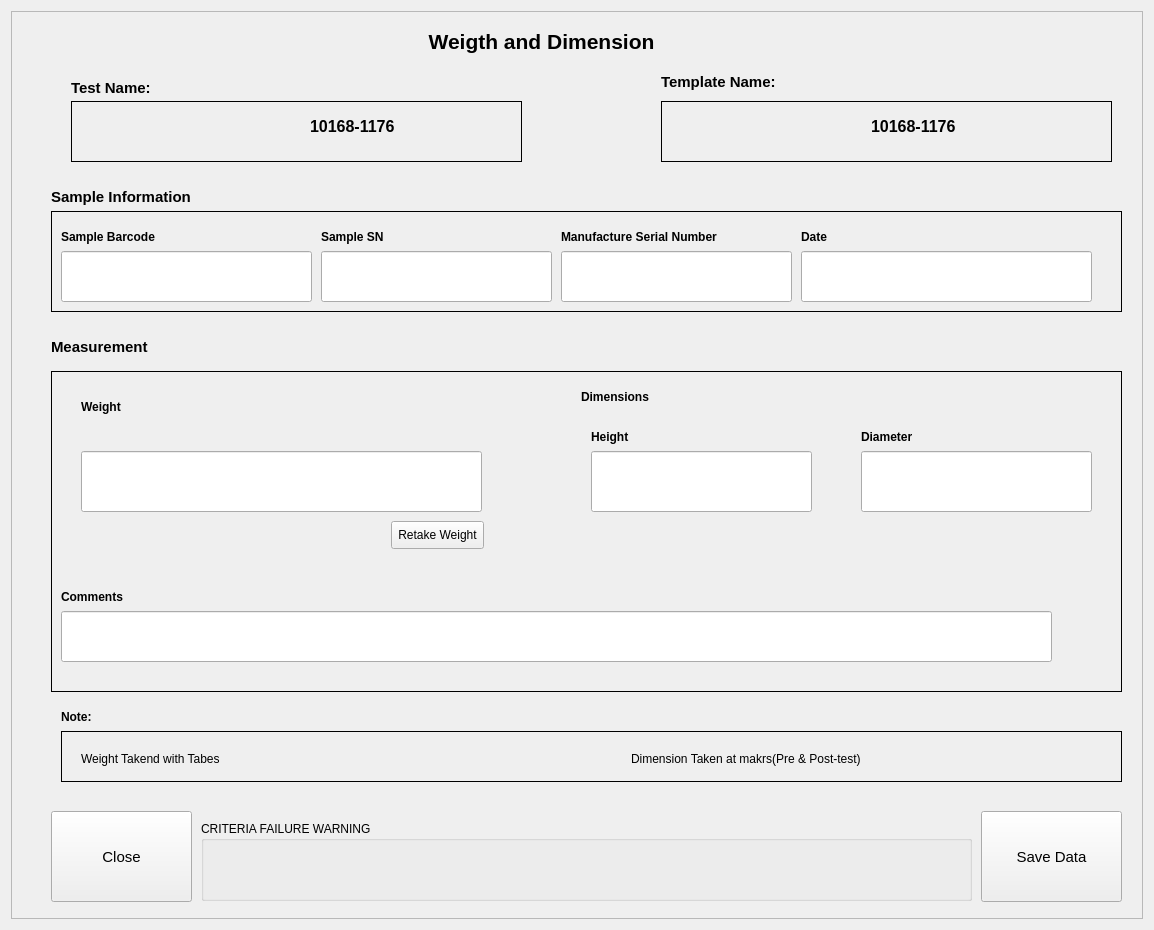
Before: the Qt Designer form RGui_Screening_DataCollection.ui in wa26532977/WnDtesting, drawn with Qt 5.
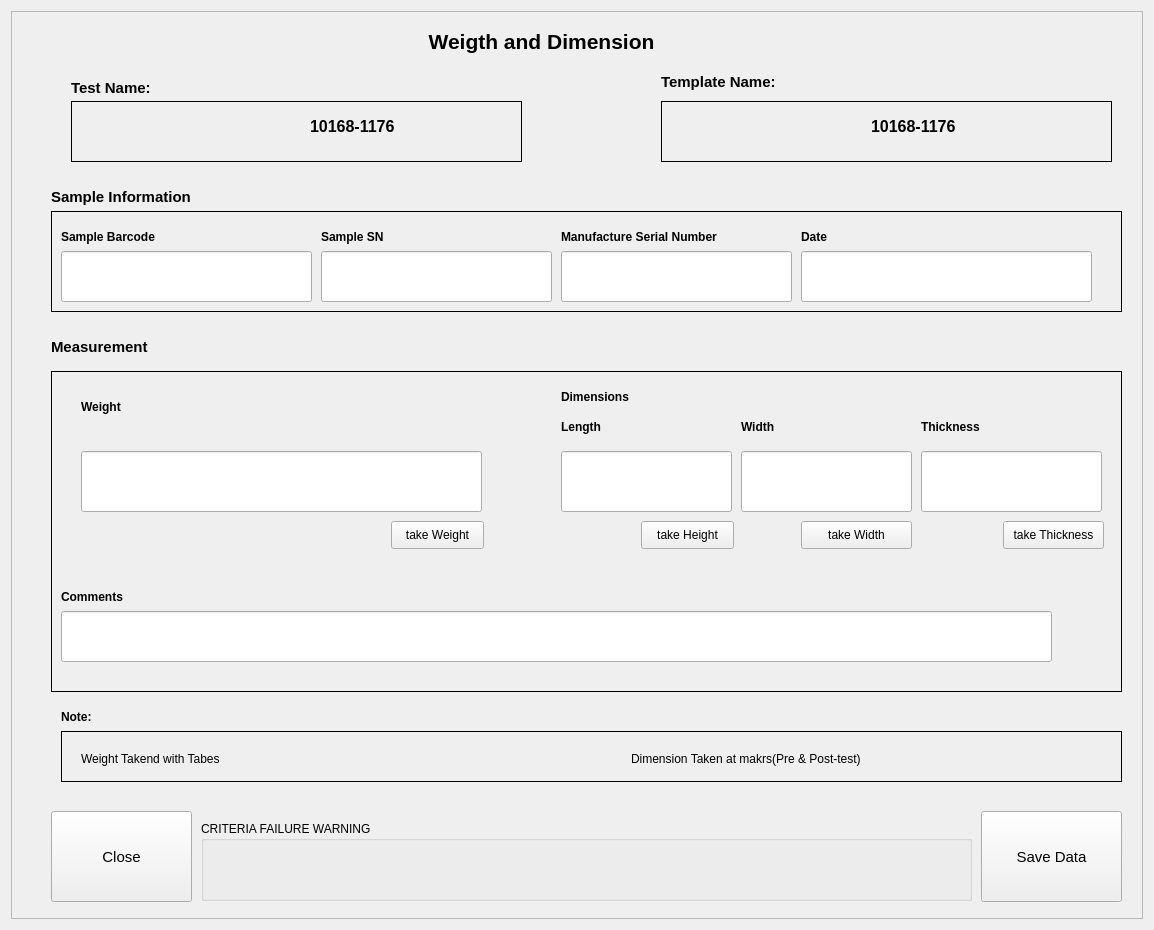
After: the same form once the commit is applied.

Commit message: Gui live data

Diff of the .ui file:
```diff
--- a/RGui_Screening_DataCollection.ui
+++ b/RGui_Screening_DataCollection.ui
@@ -424,9 +424,9 @@
        </property>
        <property name="geometry">
         <rect>
-         <x>540</x>
+         <x>510</x>
          <y>80</y>
-         <width>221</width>
+         <width>171</width>
          <height>61</height>
         </rect>
        </property>
@@ -439,7 +439,7 @@
       <widget class="QLabel" name="label_11">
        <property name="geometry">
         <rect>
-         <x>530</x>
+         <x>510</x>
          <y>10</y>
          <width>241</width>
          <height>31</height>
@@ -496,7 +496,7 @@
         </rect>
        </property>
        <property name="text">
-        <string>Retake Weight</string>
+        <string>take Weight</string>
        </property>
        <property name="autoDefault">
         <bool>false</bool>
@@ -505,8 +505,8 @@
       <widget class="QLabel" name="label_37">
        <property name="geometry">
         <rect>
-         <x>540</x>
-         <y>50</y>
+         <x>510</x>
+         <y>40</y>
          <width>161</width>
          <height>31</height>
         </rect>
@@ -519,14 +519,14 @@
         </font>
        </property>
        <property name="text">
-        <string>Height</string>
+        <string>Length</string>
        </property>
       </widget>
       <widget class="QLabel" name="label_38">
        <property name="geometry">
         <rect>
-         <x>810</x>
-         <y>50</y>
+         <x>690</x>
+         <y>40</y>
          <width>161</width>
          <height>31</height>
         </rect>
@@ -539,7 +539,7 @@
         </font>
        </property>
        <property name="text">
-        <string>Diameter</string>
+        <string>Width</string>
        </property>
       </widget>
       <widget class="QLineEdit" name="lineEdit_8">
@@ -548,9 +548,9 @@
        </property>
        <property name="geometry">
         <rect>
-         <x>810</x>
+         <x>690</x>
          <y>80</y>
-         <width>231</width>
+         <width>171</width>
          <height>61</height>
         </rect>
        </property>
@@ -560,6 +560,92 @@
         </font>
        </property>
       </widget>
+      <widget class="QPushButton" name="pushButton_4">
+       <property name="geometry">
+        <rect>
+         <x>590</x>
+         <y>150</y>
+         <width>93</width>
+         <height>28</height>
+        </rect>
+       </property>
+       <property name="text">
+        <string>take Height</string>
+       </property>
+       <property name="autoDefault">
+        <bool>false</bool>
+       </property>
+      </widget>
+      <widget class="QPushButton" name="pushButton_5">
+       <property name="geometry">
+        <rect>
+         <x>750</x>
+         <y>150</y>
+         <width>111</width>
+         <height>28</height>
+        </rect>
+       </property>
+       <property name="text">
+        <string>take Width</string>
+       </property>
+       <property name="autoDefault">
+        <bool>false</bool>
+       </property>
+      </widget>
+      <widget class="QLabel" name="label_39">
+       <property name="geometry">
+        <rect>
+         <x>870</x>
+         <y>40</y>
+         <width>161</width>
+         <height>31</height>
+        </rect>
+       </property>
+       <property name="font">
+        <font>
+         <pointsize>9</pointsize>
+         <weight>75</weight>
+         <bold>true</bold>
+        </font>
+       </property>
+       <property name="text">
+        <string>Thickness</string>
+       </property>
+      </widget>
+      <widget class="QLineEdit" name="lineEdit_9">
+       <property name="enabled">
+        <bool>true</bool>
+       </property>
+       <property name="geometry">
+        <rect>
+         <x>870</x>
+         <y>80</y>
+         <width>181</width>
+         <height>61</height>
+        </rect>
+       </property>
+       <property name="font">
+        <font>
+         <pointsize>11</pointsize>
+        </font>
+       </property>
+      </widget>
+      <widget class="QPushButton" name="pushButton_6">
+       <property name="geometry">
+        <rect>
+         <x>952</x>
+         <y>150</y>
+         <width>101</width>
+         <height>28</height>
+        </rect>
+       </property>
+       <property name="text">
+        <string>take Thickness</string>
+       </property>
+       <property name="autoDefault">
+        <bool>false</bool>
+       </property>
+      </widget>
      </widget>
      <widget class="QLabel" name="label_13">
       <property name="geometry">
```
Left out of the diff: 2 changed lines with no effect on the pictures. The commit also changes 2 other files.
